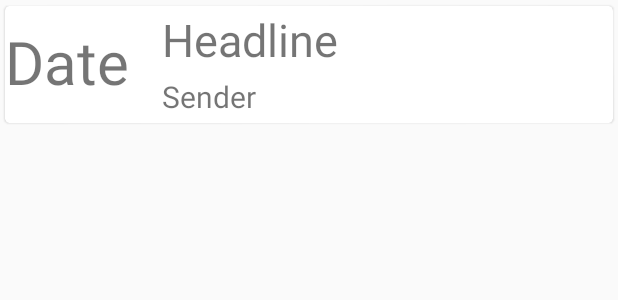
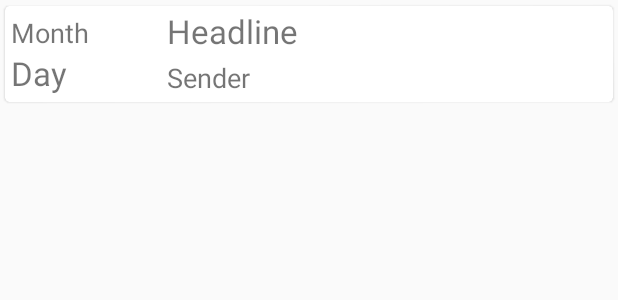
Before and after one commit to CS262C-Harambae/KnowledgeShare, an Android app: the layout news_card.xml on its own in the app's theme, with its tools: preview values and no code run, on a phone screen of 412 x 824 dp. Shown: the top 300 px of the screen. Run offline under Robolectric (Android 15) with nearby library versions, the phone set to English and light mode, and no system bars.

```diff
--- a/app/src/main/java/edu/calvin/harambe/knowledgeshare/NewsActivity.java
+++ b/app/src/main/java/edu/calvin/harambe/knowledgeshare/NewsActivity.java
@@ -216,7 +216,7 @@ public class NewsActivity extends AppCompatActivity {
 
         int resource = R.layout.news_card;
         String[] from = {"subject", "sender", "body", "date"};
-        int[] to = {R.id.headline, R.id.sender, R.id.story, R.id.date};
+        int[] to = {R.id.headline, R.id.sender, R.id.story, R.id.dateDay};
         adapter = new NewsAdapter(this, cardList);
         recyclerView.setAdapter(adapter);
 
--- a/app/src/main/java/edu/calvin/harambe/knowledgeshare/NewsCardActivity.java
+++ b/app/src/main/java/edu/calvin/harambe/knowledgeshare/NewsCardActivity.java
@@ -30,6 +30,7 @@ public class NewsCardActivity extends AppCompatActivity {
         headline.setText(passedInfo.getString("headlinePass"));
         sender.setText(passedInfo.getString("senderPass"));
         story.setText(passedInfo.getString("storyPass"));
-        date.setText(passedInfo.getString("datePass"));
+        String dateString = passedInfo.getString("dateMonthPass") + " " + passedInfo.getString("dateDayPass");
+        date.setText(dateString);
     }
 }
--- a/app/src/main/res/layout/activity_news_card.xml
+++ b/app/src/main/res/layout/activity_news_card.xml
@@ -16,6 +16,7 @@
         android:layout_height="wrap_content"
         android:layout_alignParentTop="true"
         android:layout_alignParentStart="true"
+        android:textStyle="normal|bold"
         android:id="@+id/ncHeadline"
         android:textSize="24sp" />
 
@@ -24,11 +25,10 @@
         android:layout_width="wrap_content"
         android:layout_height="wrap_content"
         android:id="@+id/ncSender"
-        android:textStyle="normal|bold"
         android:layout_below="@+id/ncHeadline"
         android:layout_alignParentStart="true"
         android:layout_marginTop="12dp"
-        android:textSize="22sp" />
+        android:textSize="20sp" />
 
     <TextView
         android:text="Date"
@@ -38,7 +38,7 @@
         android:layout_below="@+id/ncSender"
         android:layout_alignParentStart="true"
         android:layout_marginTop="12dp"
-        android:textSize="22sp" />
+        android:textSize="20sp" />
 
     <TextView
         android:text="Story"
--- a/app/src/main/res/layout/news_card.xml
+++ b/app/src/main/res/layout/news_card.xml
@@ -1,8 +1,12 @@
 <?xml version="1.0" encoding="utf-8"?>
+<RelativeLayout
+    xmlns:android="http://schemas.android.com/apk/res/android"
+    android:layout_width="match_parent"
+    android:layout_height="match_parent">
 <android.support.v7.widget.CardView xmlns:android="http://schemas.android.com/apk/res/android"
     xmlns:card_view="http://schemas.android.com/apk/res-auto"
-    android:orientation="vertical" android:layout_width="fill_parent"
-    android:layout_height="86dp"
+    android:orientation="vertical" android:layout_width="match_parent"
+    android:layout_height="72dp"
     android:weightSum="1"
     card_view:cardElevation="1dp"
     card_view:cardCornerRadius="3dp"
@@ -10,23 +14,38 @@
     card_view:cardBackgroundColor="@color/cardColor">
 
     <LinearLayout
-        android:layout_width="match_parent"
+        android:layout_width="fill_parent"
         android:layout_height="76dp"
         android:orientation="horizontal">
 
+        <LinearLayout
+            android:layout_width="96dp"
+            android:layout_height="match_parent"
+            android:orientation="vertical">
+
         <TextView
-            android:id="@+id/date"
-            android:layout_width="wrap_content"
+            android:id="@+id/dateMonth"
+            android:layout_width="match_parent"
             android:layout_height="wrap_content"
-            android:text="Date"
-            android:textSize="40dp"
-            android:layout_marginTop="10dp"/>
+            android:text="Month"
+            android:textSize="18dp"
+            android:layout_marginTop="5dp"
+            android:layout_marginLeft="4dp"/>
+
+            <TextView
+                android:id="@+id/dateDay"
+                android:layout_width="match_parent"
+                android:layout_height="wrap_content"
+                android:text="Day"
+                android:textSize="22dp"
+
+                android:layout_marginLeft="4dp"/>
+
+        </LinearLayout>
 
         <Space
-            android:layout_width="20dp"
+            android:layout_width="10dp"
             android:layout_height="match_parent" />
-
-
 
         <LinearLayout
             android:layout_width="wrap_content"
@@ -38,7 +57,7 @@
                 android:layout_width="wrap_content"
                 android:layout_height="wrap_content"
                 android:layout_margin="2dp"
-                android:textSize="30dp"
+                android:textSize="22dp"
                 android:text="Headline"
                 android:maxLines="1"
                 android:ellipsize="end" />
@@ -48,7 +67,7 @@
                 android:layout_width="wrap_content"
                 android:layout_height="wrap_content"
                 android:layout_margin="2dp"
-                android:textSize="20dp"
+                android:textSize="18dp"
                 android:text="Sender"
                 android:maxLines="1"
                 android:ellipsize="end" />
@@ -70,3 +89,4 @@
         android:layout_height="10dp" />
 
 </android.support.v7.widget.CardView>
+</RelativeLayout>
```
Also changed, not shown: app/src/main/java/edu/calvin/harambe/knowledgeshare/NewsAdapter.java (+50 -3 lines), app/src/main/java/edu/calvin/harambe/knowledgeshare/NewsHolder.java (+6 -3 lines), app/src/main/java/edu/calvin/harambe/knowledgeshare/SettingsActivity.java (+105 -51 lines), app/src/main/res/layout/activity_settings.xml (+27 -8 lines).
